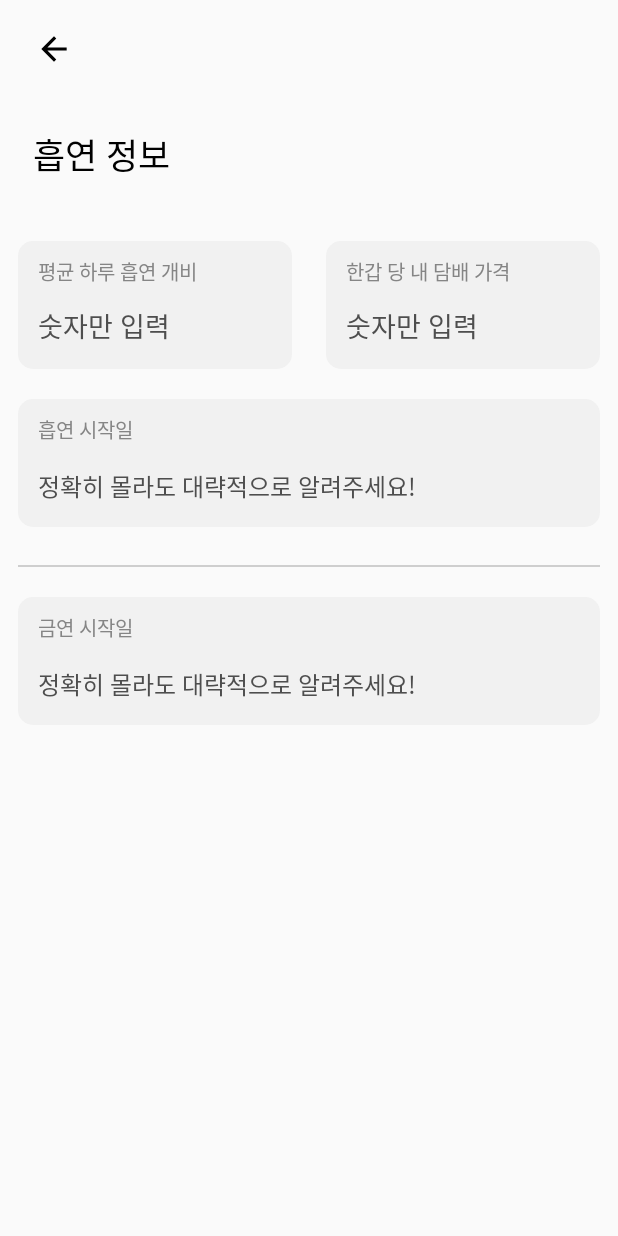
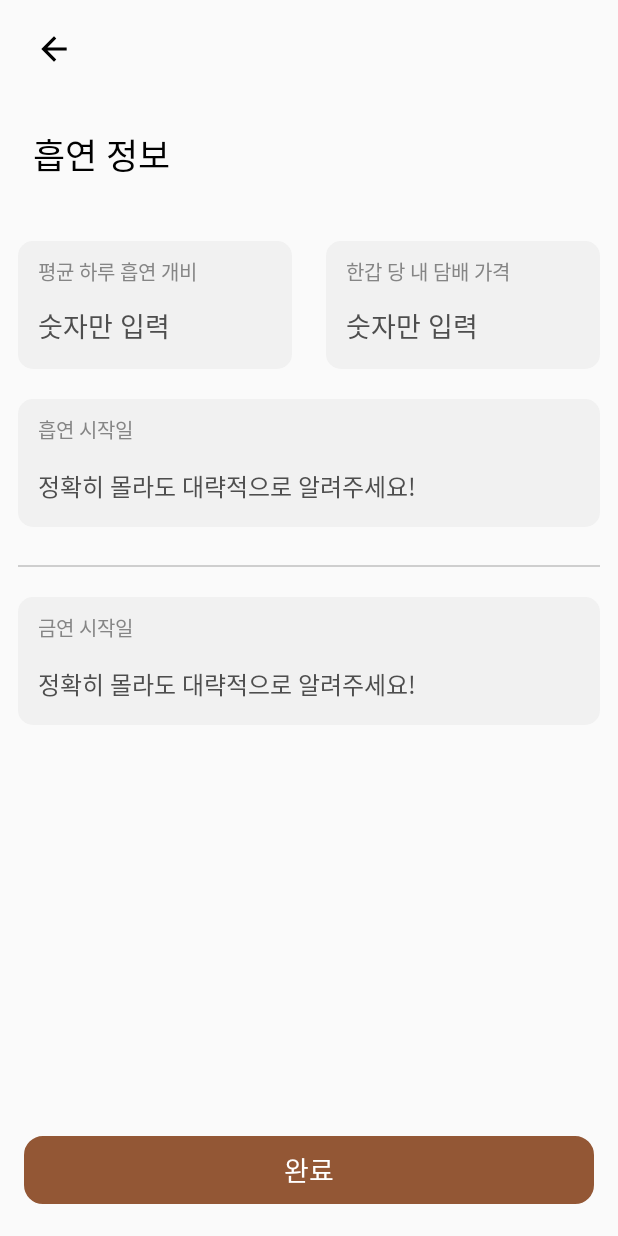
Before and after one commit to Team-Smonkey/SMonkey_Android, an Android app: the HealthActivity screen opened directly, with no data from a screen before it, on a phone screen of 412 x 824 dp. Run offline under Robolectric (Android 15) with nearby library versions, the phone set to English and light mode, and no system bars; our stand-ins replace data binding.

Commit message:
⚡️ :: Health Complemet

```diff
--- a/ui/src/main/res/layout/activity_health.xml
+++ b/ui/src/main/res/layout/activity_health.xml
@@ -198,5 +198,21 @@
             android:textColor="#4E4E4E"
             app:layout_constraintBottom_toBottomOf="@id/view4"
             app:layout_constraintLeft_toLeftOf="@id/view4" />
+
+
+        <androidx.appcompat.widget.AppCompatButton
+            android:id="@+id/bt_complete"
+            android:layout_width="0dp"
+            android:layout_height="45dp"
+            android:text="완료"
+            android:textSize="18sp"
+            android:textColor="#ffffff"
+            android:backgroundTint="#935735"
+            android:background="@drawable/buttonlogin"
+            android:layout_marginHorizontal="16dp"
+            android:layout_marginBottom="21dp"
+            app:layout_constraintBottom_toBottomOf="parent"
+            app:layout_constraintLeft_toLeftOf="parent"
+            app:layout_constraintRight_toRightOf="parent" />
     </androidx.constraintlayout.widget.ConstraintLayout>
 </layout>
```
